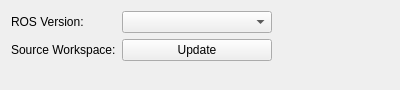
The window that project_manager/ros_build_configuration.ui (ros-industrial/ros_qtc_plugin) describes before a commit, drawn with Qt 5.
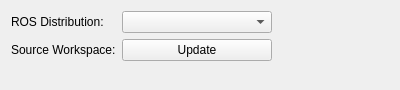
The same window after the commit.

Commit message: Fixed build environment gui to update after source

```diff
--- a/project_manager/ros_build_configuration.ui
+++ b/project_manager/ros_build_configuration.ui
@@ -20,7 +20,7 @@
    <item row="0" column="0">
     <widget class="QLabel" name="ros_version_label">
      <property name="text">
-      <string>ROS Version:</string>
+      <string>ROS Distribution:</string>
      </property>
     </widget>
    </item>
```
The commit also changes 3 other files.
